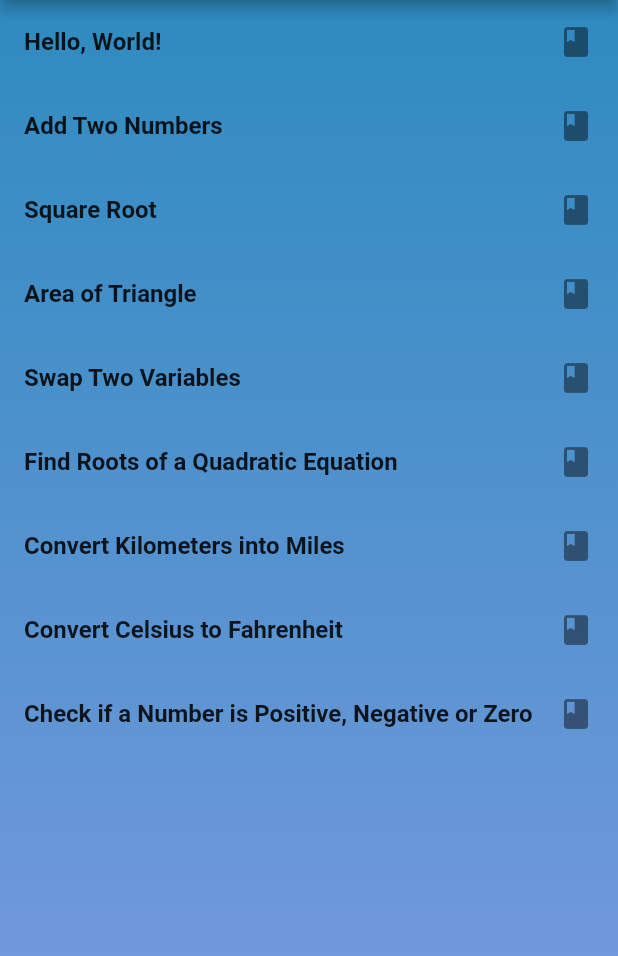
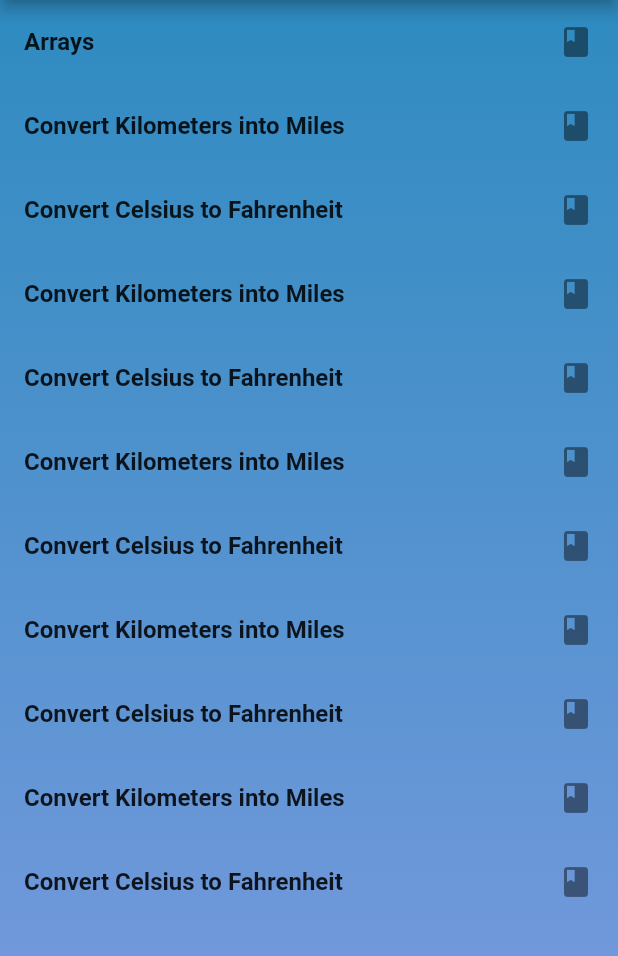
Before and after one commit to hemangdtu/python_app, a Flutter app: the ExamplesPage widget shown alone on an empty page, opened directly, after a tap on "Arrays", on a phone screen of 412 x 824 dp, the part 84-1040 px from its top. Run offline on Flutter 3.47's test engine with Material 2 defaults, Android fonts, the light colour scheme and no system bars; our stand-ins replace curved_navigation_bar, flutter_markdown, youtube_player_flutter; Roboto replaces fonts that are missing (PlayfairDisplay).

Commit message:
Edits in example section

```diff
--- a/lib/meta/data.dart
+++ b/lib/meta/data.dart
@@ -56,7 +56,8 @@ var exampleCategoriesInfo = {
   },
 };
 
-List<String> exampleTileStrings = [
+Map<String, List<String>> exampleTileStrings = {
+  "Basic Programs": [
     "Hello, World!",
     "Add Two Numbers",
     "Square Root",
@@ -66,7 +67,41 @@ List<String> exampleTileStrings = [
     "Convert Kilometers into Miles",
     "Convert Celsius to Fahrenheit",
     "Check if a Number is Positive, Negative or Zero",
-];
+  ],
+  "Conditions and Loops": [
+    "Conditions and Loops",
+    "Convert Kilometers into Miles",
+    "Convert Celsius to Fahrenheit",
+  ],
+  "Arrays": [
+    "Arrays",
+    "Convert Kilometers into Miles",
+    "Convert Celsius to Fahrenheit",
+    "Convert Kilometers into Miles",
+    "Convert Celsius to Fahrenheit",
+    "Convert Kilometers into Miles",
+    "Convert Celsius to Fahrenheit",
+    "Convert Kilometers into Miles",
+    "Convert Celsius to Fahrenheit",
+    "Convert Kilometers into Miles",
+    "Convert Celsius to Fahrenheit",
+  ],
+  "Pattern Printing": [
+    "Pattern Printing",
+  ],
+  "Lists": [
+    "Lists",
+  ],
+  "Strings": [
+    "Strings",
+  ],
+  "Searching Algorithms": [
+    "Searching Algorithms",
+  ],
+  "Sorting Algorithms": [
+    "Sorting Algorithms",
+  ],
+};
 
 List<String> sectionNames = [
   "Introduction and Setup",
--- a/lib/models/ExampleScreen/programList.dart
+++ b/lib/models/ExampleScreen/programList.dart
@@ -17,9 +17,11 @@ Widget exampleProgramList(BuildContext context, int index) {
     ),
     child: ListView(
       children: [
-        for (int i = 0; i < exampleTileStrings.length; i++)
+        for (int i = 0;
+            i < exampleTileStrings[exampleCategories[index]].length;
+            i++)
           ExampleListElement(
-            title: exampleTileStrings[i],
+            title: exampleTileStrings[exampleCategories[index]][i],
             link: exampleCategoriesInfo[exampleCategories[index]]["link"],
           ),
       ],
@@ -52,25 +54,3 @@ class ExampleListElement extends StatelessWidget {
     );
   }
 }
-
-// Video List Tile
-class VideoListElement extends StatelessWidget {
-  VideoListElement({this.title, this.link});
-
-  final String title;
-  final Function link;
-
-  @override
-  Widget build(BuildContext context) {
-    return ListTile(
-      title: Text(
-        title,
-        style: TextStyle(
-          fontWeight: FontWeight.bold,
-        ),
-      ),
-      trailing: Icon(Icons.play_circle_filled),
-      onTap: link,
-    );
-  }
-}
--- a/lib/screens/exampleContentPage.dart
+++ b/lib/screens/exampleContentPage.dart
@@ -3,6 +3,9 @@ import 'package:python_app/meta/programs/sumOfNumbers.dart';
 import 'package:python_app/models/ExampleScreen/markdownModel.dart';
 
 class ExampleContentPage extends StatelessWidget {
+  final String domain;
+  ExampleContentPage({this.domain});
+
   @override
   Widget build(BuildContext context) {
     return DefaultTabController(
--- a/lib/screens/examples_list.dart
+++ b/lib/screens/examples_list.dart
@@ -53,8 +53,7 @@ class ExamplesPage extends StatelessWidget {
             Navigator.push(
               context,
               MaterialPageRoute(builder: (context) {
-                return ExampleListPage(
-                    index); // exampleCategoriesInfo[exampleCategories[index]]["link"];
+                return ExampleListPage(index);
               }),
             );
           },
```
Lines whose indentation alone changed are shown as unchanged.
